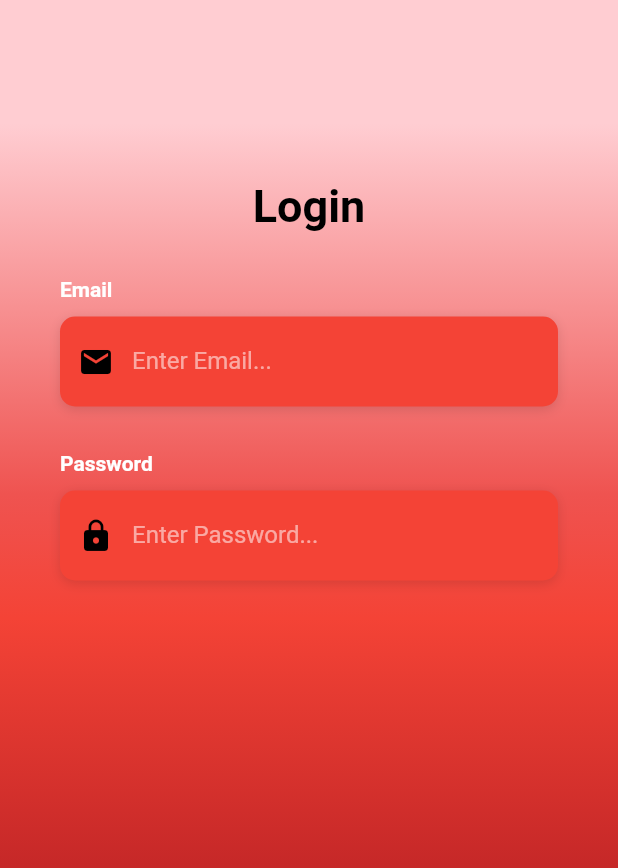
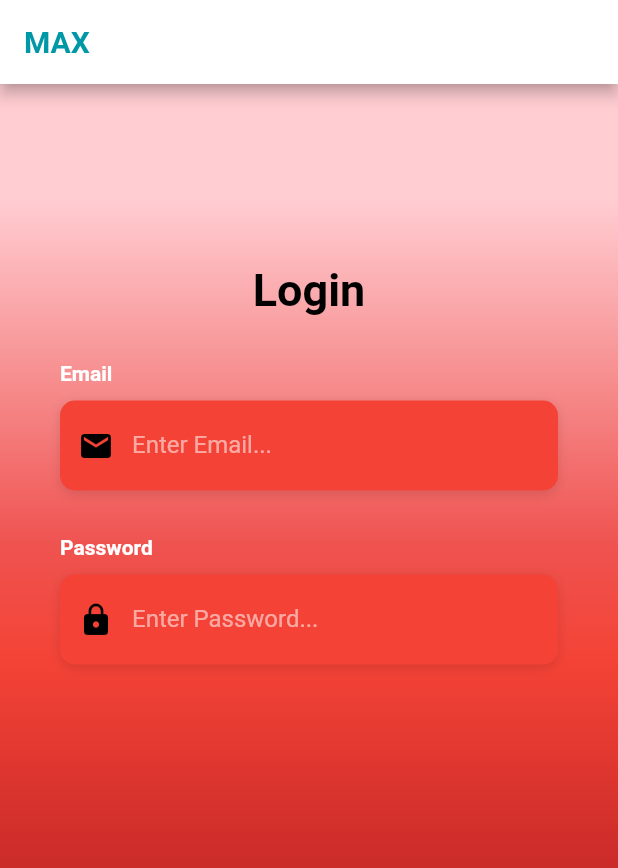
Before and after one commit to agnoam/flutter_login, a Flutter app: the screen it shows after launch, on a phone screen of 412 x 824 dp. Shown: the top 868 px of the screen. Run offline on Flutter 3.47's test engine with Material 2 defaults, Android fonts, the phone set to English and light mode, and no system bars; Roboto replaces fonts that are missing (Arial, OpenSans).

Commit message:
new changes and deleted files

```diff
--- a/lib/pages/login.page.dart
+++ b/lib/pages/login.page.dart
@@ -82,6 +82,14 @@ class _LoginPageState extends State<LoginPage> {
   @override
   Widget build(BuildContext context) {
     return Scaffold(
+      appBar: AppBar(
+        title: Text('MAX', style: TextStyle(
+          color: Colors.cyan[700],
+          fontWeight: FontWeight.bold
+          )
+        ),
+        backgroundColor: Colors.white,
+      ),
       body: Stack(children: <Widget>[
         Container(
           height: double.infinity,
--- a/pubspec.yaml
+++ b/pubspec.yaml
@@ -42,9 +42,8 @@ flutter:
   uses-material-design: true
 
   # To add assets to your application, add an assets section, like this:
-  # assets:
-  #   - images/a_dot_burr.jpeg
-  #   - images/a_dot_ham.jpeg
+  assets:
+    - images/max.png
 
   # An image asset can refer to one or more resolution-specific "variants", see
   # https://flutter.dev/assets-and-images/#resolution-aware.
```
Also changed, not shown: assets/images/max.png (renamed from assets/imgs/max.png).
